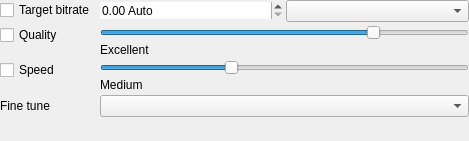
Before: the Qt Designer form src/UI/Blocks/blockvideobitrate.ui in RxLaboratory/DuME, drawn with Qt 5.
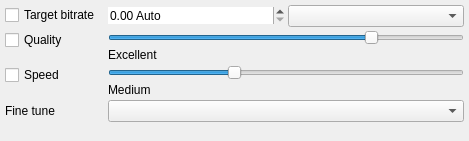
After: the same form once the commit is applied. Custom widgets are drawn as their Qt base class.

Diff of the .ui file:
```diff
--- a/src/UI/Blocks/blockvideobitrate.ui
+++ b/src/UI/Blocks/blockvideobitrate.ui
@@ -15,22 +15,22 @@
   </property>
   <layout class="QFormLayout" name="formLayout">
    <property name="horizontalSpacing">
-    <number>0</number>
+    <number>3</number>
    </property>
    <property name="verticalSpacing">
     <number>3</number>
    </property>
    <property name="leftMargin">
-    <number>0</number>
+    <number>5</number>
    </property>
    <property name="topMargin">
-    <number>0</number>
+    <number>5</number>
    </property>
    <property name="rightMargin">
-    <number>0</number>
+    <number>5</number>
    </property>
    <property name="bottomMargin">
-    <number>0</number>
+    <number>5</number>
    </property>
    <item row="0" column="0">
     <widget class="QCheckBox" name="videoBitrateButton">
```
